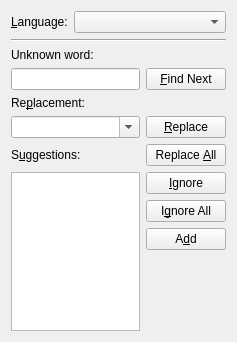
This is src/frontends/qt4/ui/SpellcheckerUi.ui in rpavlik/lyx-lucid-backport as Qt 5 draws it before an edit. The edited form follows.
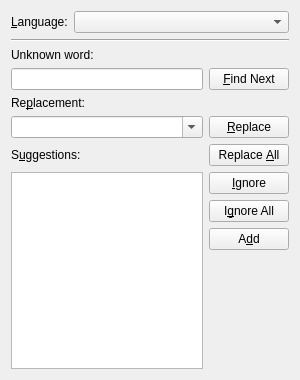
This is the edited form.

Diff of the .ui file:
```diff
--- a/src/frontends/qt4/ui/SpellcheckerUi.ui
+++ b/src/frontends/qt4/ui/SpellcheckerUi.ui
@@ -6,10 +6,16 @@
    <rect>
     <x>0</x>
     <y>0</y>
-    <width>237</width>
-    <height>342</height>
+    <width>300</width>
+    <height>380</height>
    </rect>
   </property>
+  <property name="minimumSize" >
+    <size>
+      <width>260</width>
+      <height>320</height>
+    </size>
+  </property>
   <property name="windowTitle">
    <string>Spell Checker</string>
   </property>
@@ -29,9 +35,9 @@
      <item>
       <widget class="QComboBox" name="languageCO">
        <property name="sizePolicy">
-        <sizepolicy hsizetype="Expanding" vsizetype="Fixed">
-         <horstretch>0</horstretch>
-         <verstretch>0</verstretch>
+        <sizepolicy hsizetype="Expanding" vsizetype="Minimum">
+         <horstretch>100</horstretch>
+         <verstretch>32</verstretch>
         </sizepolicy>
        </property>
        <property name="toolTip">
```
